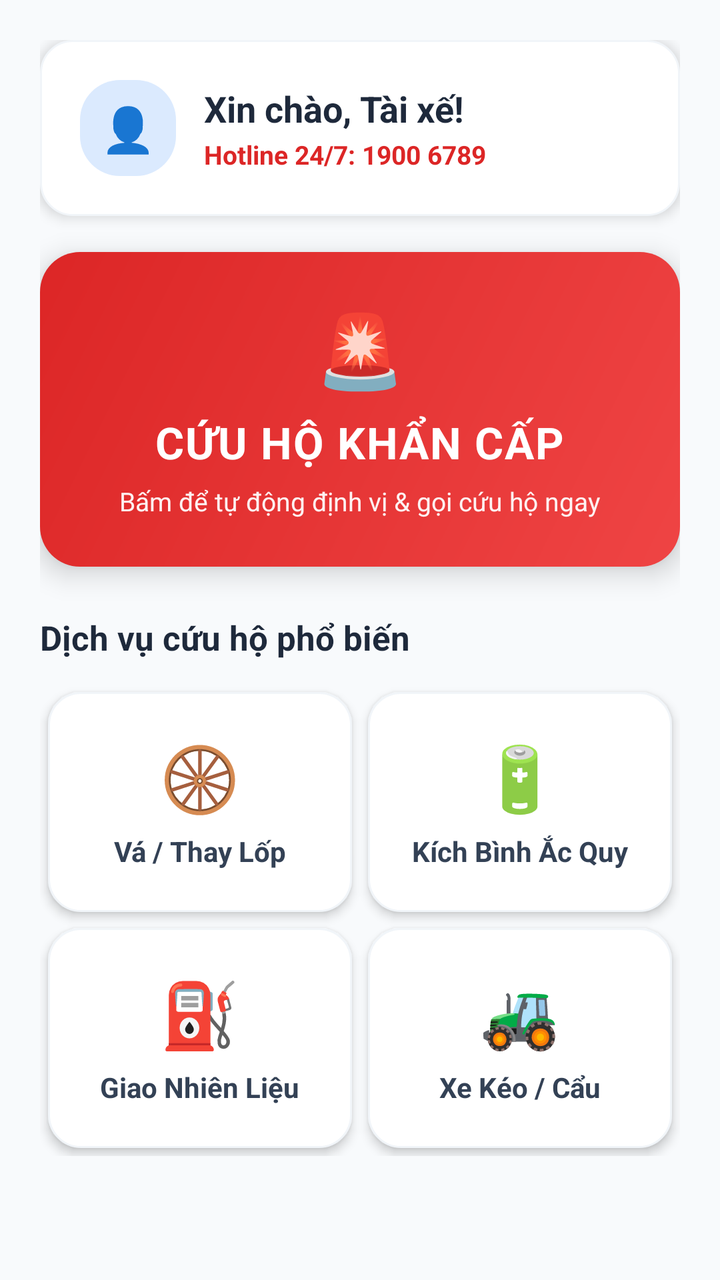
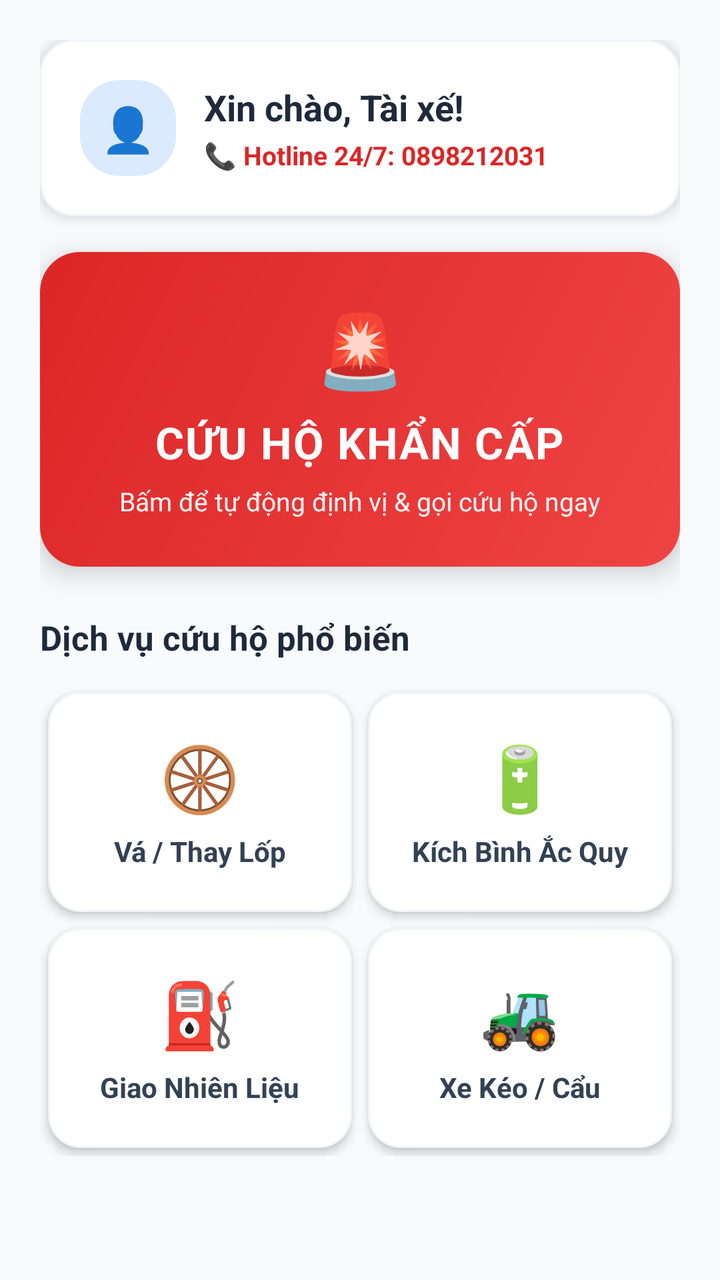

Two renders of the same Android screen: before a commit and after it. Below are the layout's source before the change and the commit's diff.
<!-- AndroidManifest.xml: application theme Theme.Appfirst -->
<!-- res/layout/fragment_home.xml -->
<?xml version="1.0" encoding="utf-8"?>
<ScrollView xmlns:android="http://schemas.android.com/apk/res/android"
    android:layout_width="match_parent"
    android:layout_height="match_parent"
    android:background="#F8FAFC">

    <LinearLayout
        android:layout_width="match_parent"
        android:layout_height="wrap_content"
        android:orientation="vertical"
        android:padding="20dp">

        
        <LinearLayout
            android:layout_width="match_parent"
            android:layout_height="wrap_content"
            android:background="@drawable/bg_card_modern"
            android:orientation="horizontal"
            android:padding="20dp"
            android:elevation="4dp"
            android:gravity="center_vertical"
            android:layout_marginBottom="18dp">

            <TextView
                android:layout_width="48dp"
                android:layout_height="48dp"
                android:background="@drawable/bg_status_in_progress"
                android:gravity="center"
                android:text="👤"
                android:textSize="22sp"
                android:layout_marginEnd="14dp"/>

            <LinearLayout
                android:layout_width="0dp"
                android:layout_height="wrap_content"
                android:layout_weight="1"
                android:orientation="vertical">

                <TextView
                    android:id="@+id/tvWelcome"
                    android:layout_width="wrap_content"
                    android:layout_height="wrap_content"
                    android:text="Xin chào, Tài xế!"
                    android:textSize="18sp"
                    android:textStyle="bold"
                    android:textColor="#1E293B" />

                <TextView
                    android:layout_width="wrap_content"
                    android:layout_height="wrap_content"
                    android:text="Hotline 24/7: 1900 6789"
                    android:textSize="13sp"
                    android:textColor="#DC2626"
                    android:textStyle="bold"
                    android:layout_marginTop="2dp"/>
            </LinearLayout>
        </LinearLayout>

        
        <LinearLayout
            android:id="@+id/btnEmergencyRescue"
            android:layout_width="match_parent"
            android:layout_height="wrap_content"
            android:background="@drawable/bg_card_emergency"
            android:orientation="vertical"
            android:padding="24dp"
            android:gravity="center"
            android:elevation="8dp"
            android:clickable="true"
            android:focusable="true"
            android:layout_marginBottom="24dp">

            <TextView
                android:layout_width="wrap_content"
                android:layout_height="wrap_content"
                android:text="🚨"
                android:textSize="36sp"
                android:layout_marginBottom="8dp"/>

            <TextView
                android:layout_width="wrap_content"
                android:layout_height="wrap_content"
                android:text="CỨU HỘ KHẨN CẤP"
                android:textSize="22sp"
                android:textStyle="bold"
                android:textColor="#FFFFFF"
                android:letterSpacing="0.03" />

            <TextView
                android:layout_width="wrap_content"
                android:layout_height="wrap_content"
                android:text="Bấm để tự động định vị &amp; gọi cứu hộ ngay"
                android:textSize="13sp"
                android:textColor="#FEF2F2"
                android:layout_marginTop="6dp"/>
        </LinearLayout>

        
        <TextView
            android:layout_width="wrap_content"
            android:layout_height="wrap_content"
            android:text="Dịch vụ cứu hộ phổ biến"
            android:textSize="17sp"
            android:textStyle="bold"
            android:textColor="#1E293B"
            android:layout_marginBottom="12dp" />

        
        <GridLayout
            android:layout_width="match_parent"
            android:layout_height="wrap_content"
            android:columnCount="2"
            android:rowCount="2"
            android:useDefaultMargins="true"
            android:layout_marginBottom="16dp">

            
            <LinearLayout
                android:id="@+id/btnServiceTire"
                android:layout_width="0dp"
                android:layout_height="110dp"
                android:layout_columnWeight="1"
                android:background="@drawable/bg_card_modern"
                android:orientation="vertical"
                android:gravity="center"
                android:padding="12dp"
                android:elevation="3dp"
                android:clickable="true"
                android:focusable="true">

                <TextView
                    android:layout_width="wrap_content"
                    android:layout_height="wrap_content"
                    android:text="🛞"
                    android:textSize="32sp"/>
                <TextView
                    android:layout_width="wrap_content"
                    android:layout_height="wrap_content"
                    android:text="Vá / Thay Lốp"
                    android:textSize="14sp"
                    android:textStyle="bold"
                    android:textColor="#334155"
                    android:layout_marginTop="6dp"/>
            </LinearLayout>

            
            <LinearLayout
                android:id="@+id/btnServiceBattery"
                android:layout_width="0dp"
                android:layout_height="110dp"
                android:layout_columnWeight="1"
                android:background="@drawable/bg_card_modern"
                android:orientation="vertical"
                android:gravity="center"
                android:padding="12dp"
                android:elevation="3dp"
                android:clickable="true"
                android:focusable="true">

                <TextView
                    android:layout_width="wrap_content"
                    android:layout_height="wrap_content"
                    android:text="🔋"
                    android:textSize="32sp"/>
                <TextView
                    android:layout_width="wrap_content"
                    android:layout_height="wrap_content"
                    android:text="Kích Bình Ắc Quy"
                    android:textSize="14sp"
                    android:textStyle="bold"
                    android:textColor="#334155"
                    android:layout_marginTop="6dp"/>
            </LinearLayout>

            
            <LinearLayout
                android:id="@+id/btnServiceFuel"
                android:layout_width="0dp"
                android:layout_height="110dp"
                android:layout_columnWeight="1"
                android:background="@drawable/bg_card_modern"
                android:orientation="vertical"
                android:gravity="center"
                android:padding="12dp"
                android:elevation="3dp"
                android:clickable="true"
                android:focusable="true">

                <TextView
                    android:layout_width="wrap_content"
                    android:layout_height="wrap_content"
                    android:text="⛽"
                    android:textSize="32sp"/>
                <TextView
                    android:layout_width="wrap_content"
                    android:layout_height="wrap_content"
                    android:text="Giao Nhiên Liệu"
                    android:textSize="14sp"
                    android:textStyle="bold"
                    android:textColor="#334155"
                    android:layout_marginTop="6dp"/>
            </LinearLayout>

            
            <LinearLayout
                android:id="@+id/btnServiceTowing"
                android:layout_width="0dp"
                android:layout_height="110dp"
                android:layout_columnWeight="1"
                android:background="@drawable/bg_card_modern"
                android:orientation="vertical"
                android:gravity="center"
                android:padding="12dp"
                android:elevation="3dp"
                android:clickable="true"
                android:focusable="true">

                <TextView
                    android:layout_width="wrap_content"
                    android:layout_height="wrap_content"
                    android:text="🚜"
                    android:textSize="32sp"/>
                <TextView
                    android:layout_width="wrap_content"
                    android:layout_height="wrap_content"
                    android:text="Xe Kéo / Cẩu"
                    android:textSize="14sp"
                    android:textStyle="bold"
                    android:textColor="#334155"
                    android:layout_marginTop="6dp"/>
            </LinearLayout>

        </GridLayout>

    </LinearLayout>
</ScrollView>
<!-- resources referenced by this layout -->
<resources>
  <!-- drawable bg_card_emergency (drawable) -->
  <?xml version="1.0" encoding="utf-8"?>
  <ripple xmlns:android="http://schemas.android.com/apk/res/android"
      android:color="#30FFFFFF">
      <item>
          <shape android:shape="rectangle">
              <gradient
                  android:angle="135"
                  android:startColor="#EF4444"
                  android:endColor="#DC2626" />
              <corners android:radius="20dp" />
          </shape>
      </item>
  </ripple>
  <!-- drawable bg_card_modern (drawable) -->
  <?xml version="1.0" encoding="utf-8"?>
  <shape xmlns:android="http://schemas.android.com/apk/res/android"
      android:shape="rectangle">
      <solid android:color="#FFFFFF" />
      <stroke android:width="1dp" android:color="#F1F5F9" />
      <corners android:radius="16dp" />
  </shape>
  <!-- drawable bg_status_in_progress (drawable) -->
  <?xml version="1.0" encoding="utf-8"?>
  <shape xmlns:android="http://schemas.android.com/apk/res/android">
      <solid android:color="#DBEAFE" />
      <corners android:radius="20dp" />
  </shape>
  <style name="Theme.Appfirst" parent="Base.Theme.Appfirst" />
  <style name="Base.Theme.Appfirst" parent="Theme.Material3.DayNight.NoActionBar">
          
          
      </style>
</resources>

<!-- the commit's change to res/layout/fragment_home.xml (unified diff, before → after) -->
@@ -46,13 +46,16 @@
                     android:textColor="#1E293B" />
 
                 <TextView
-                    android:layout_width="wrap_content"
-                    android:layout_height="wrap_content"
-                    android:text="Hotline 24/7: 1900 6789"
+                    android:id="@+id/tvHotline"
+                    android:layout_width="wrap_content"
+                    android:layout_height="wrap_content"
+                    android:text="📞 Hotline 24/7: 0898212031"
                     android:textSize="13sp"
                     android:textColor="#DC2626"
                     android:textStyle="bold"
-                    android:layout_marginTop="2dp"/>
+                    android:layout_marginTop="3dp"
+                    android:clickable="true"
+                    android:focusable="true"/>
             </LinearLayout>
         </LinearLayout>
 
